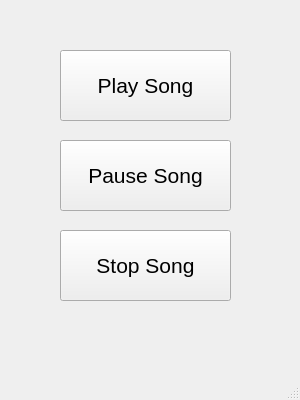
The window that mainwindow.ui (moopsIN/MySongPlayer) describes before a commit, drawn with Qt 5.
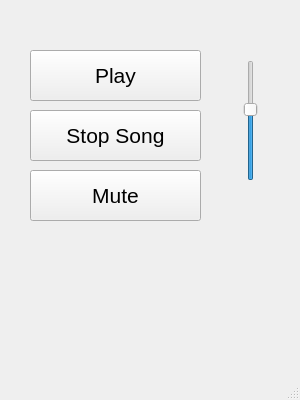
The same window after the commit.

Commit message: Added Mute?unmute Button and Volume Slider

```diff
--- a/mainwindow.ui
+++ b/mainwindow.ui
@@ -17,10 +17,10 @@
    <widget class="QPushButton" name="playButton">
     <property name="geometry">
      <rect>
-      <x>60</x>
+      <x>30</x>
       <y>50</y>
       <width>171</width>
-      <height>71</height>
+      <height>51</height>
      </rect>
     </property>
     <property name="font">
@@ -29,34 +29,16 @@
      </font>
     </property>
     <property name="text">
-     <string>Play Song</string>
-    </property>
-   </widget>
-   <widget class="QPushButton" name="pauseButton">
-    <property name="geometry">
-     <rect>
-      <x>60</x>
-      <y>140</y>
-      <width>171</width>
-      <height>71</height>
-     </rect>
-    </property>
-    <property name="font">
-     <font>
-      <pointsize>16</pointsize>
-     </font>
-    </property>
-    <property name="text">
-     <string>Pause Song</string>
+     <string>Play</string>
     </property>
    </widget>
    <widget class="QPushButton" name="stopButton">
     <property name="geometry">
      <rect>
-      <x>60</x>
-      <y>230</y>
+      <x>30</x>
+      <y>110</y>
       <width>171</width>
-      <height>71</height>
+      <height>51</height>
      </rect>
     </property>
     <property name="font">
@@ -68,6 +50,43 @@
      <string>Stop Song</string>
     </property>
    </widget>
+   <widget class="QPushButton" name="stopButton_2">
+    <property name="geometry">
+     <rect>
+      <x>30</x>
+      <y>170</y>
+      <width>171</width>
+      <height>51</height>
+     </rect>
+    </property>
+    <property name="font">
+     <font>
+      <pointsize>16</pointsize>
+     </font>
+    </property>
+    <property name="text">
+     <string>Mute</string>
+    </property>
+   </widget>
+   <widget class="QSlider" name="volumeSlider">
+    <property name="geometry">
+     <rect>
+      <x>240</x>
+      <y>60</y>
+      <width>22</width>
+      <height>121</height>
+     </rect>
+    </property>
+    <property name="maximum">
+     <number>100</number>
+    </property>
+    <property name="value">
+     <number>60</number>
+    </property>
+    <property name="orientation">
+     <enum>Qt::Vertical</enum>
+    </property>
+   </widget>
   </widget>
   <widget class="QMenuBar" name="menubar">
    <property name="geometry">
```
Left out of the diff: 2 changed lines with no effect on the pictures. The commit also changes 4 other files.
